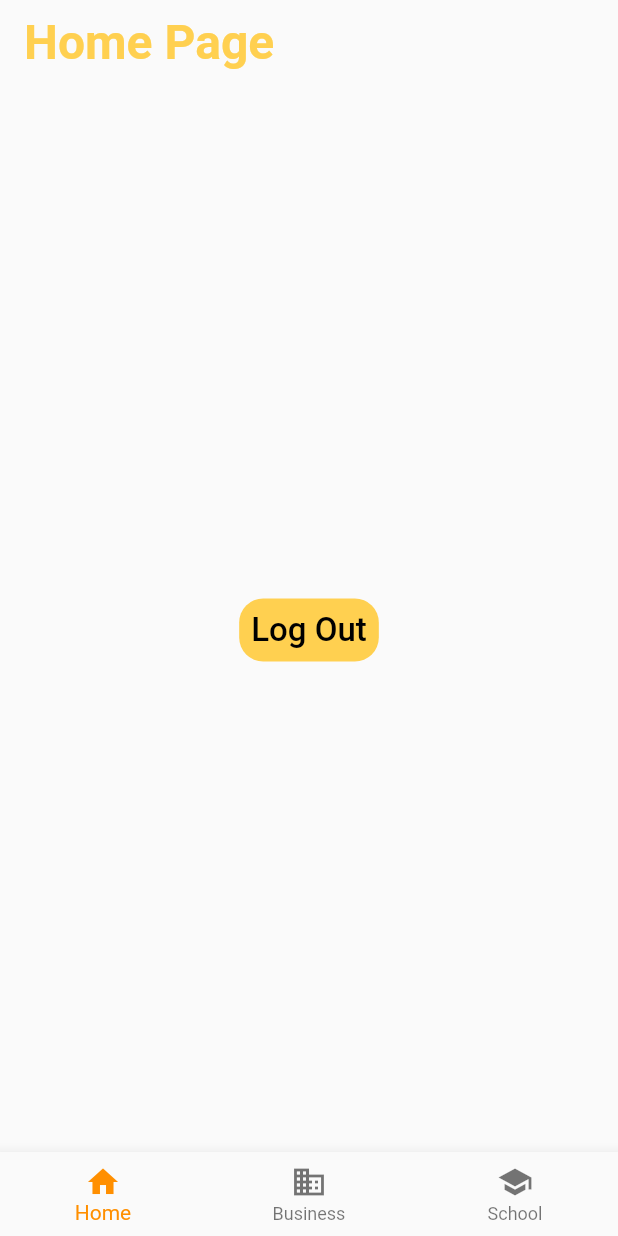
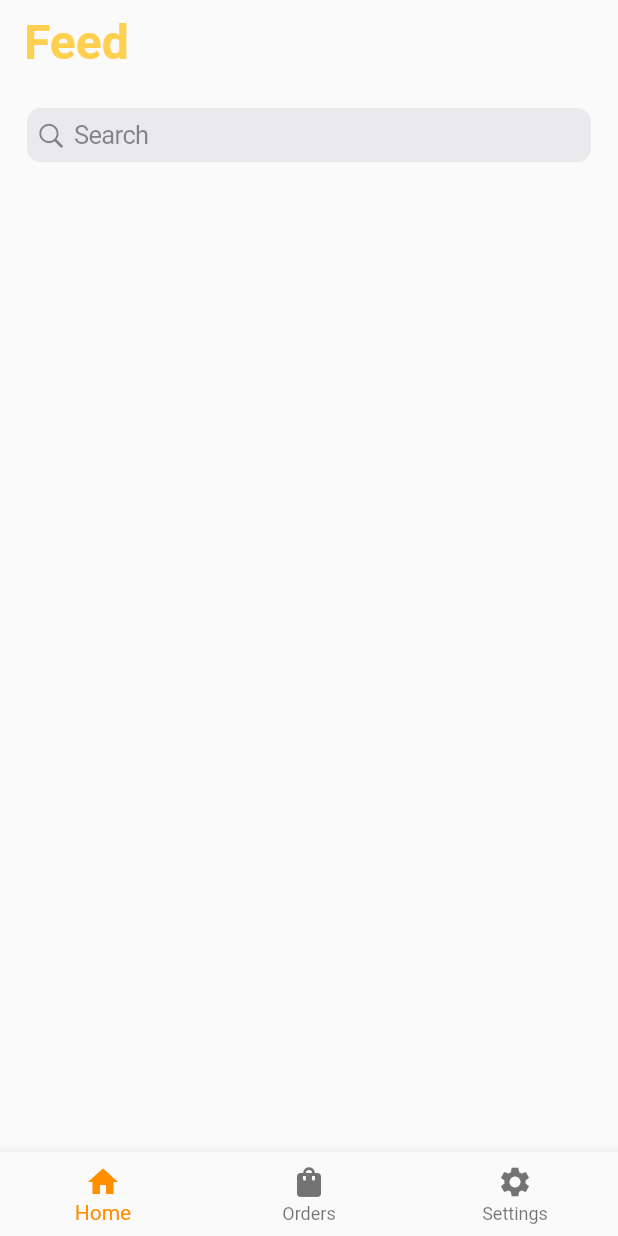
Before and after one commit to Cofu-HackSC/client, a Flutter app: the HomePage screen opened by its route, on a phone screen of 412 x 824 dp. Run offline on Flutter 3.47's test engine with Material 2 defaults, Android fonts, the phone set to English and light mode, and no system bars.

Commit message:
worked on feed

```diff
--- /dev/null
+++ b/app/lib/pages/feed.dart
@@ -0,0 +1,25 @@
+import 'package:app/components/header.dart';
+import 'package:flutter/cupertino.dart';
+import 'package:flutter/material.dart';
+
+class FeedPage extends StatefulWidget {
+  @override
+  _FeedPageState createState() => _FeedPageState();
+}
+
+class _FeedPageState extends State<FeedPage> {
+  @override
+  Widget build(BuildContext context) {
+    return CustomScrollView(
+      slivers: [
+        Header('Feed'),
+        SliverToBoxAdapter(
+          child: Padding(
+            padding: const EdgeInsets.symmetric(horizontal: 18.0),
+            child: CupertinoSearchTextField(),
+          ),
+        ),
+      ],
+    );
+  }
+}
--- a/app/lib/pages/home.dart
+++ b/app/lib/pages/home.dart
@@ -1,6 +1,8 @@
 import 'package:app/components/button.dart';
 import 'package:app/components/header.dart';
 import 'package:flutter/material.dart';
+
+import 'feed.dart';
 
 class HomePage extends StatefulWidget {
   @override
@@ -17,11 +19,8 @@ class _HomePageState extends State<HomePage> {
 
   static const TextStyle optionStyle =
       TextStyle(fontSize: 30, fontWeight: FontWeight.bold);
-  static const List<Widget> _widgetOptions = <Widget>[
-    Text(
-      'Index 0: Home',
-      style: optionStyle,
-    ),
+  static List<Widget> _pages = <Widget>[
+    FeedPage(),
     Text(
       'Index 1: Business',
       style: optionStyle,
@@ -48,30 +47,20 @@ class _HomePageState extends State<HomePage> {
             label: 'Home',
           ),
           BottomNavigationBarItem(
-            icon: Icon(Icons.business),
-            label: 'Business',
+            icon: Icon(Icons.shopping_bag),
+            label: 'Orders',
           ),
           BottomNavigationBarItem(
-            icon: Icon(Icons.school),
-            label: 'School',
+            icon: Icon(Icons.settings),
+            label: 'Settings',
           ),
         ],
         currentIndex: _selectedIndex,
         selectedItemColor: Colors.amber[800],
         onTap: _onItemTapped,
       ),
-      body: CustomScrollView(
-        slivers: [
-          Header('Home Page'),
-          SliverFillRemaining(
-            child: Center(
-              child: Button(
-                'Log Out',
-                onPressed: () => Navigator.pop(context),
-              ),
-            ),
-          ),
-        ],
+      body: Center(
+        child: _pages.elementAt(_selectedIndex),
       ),
     );
   }
```
